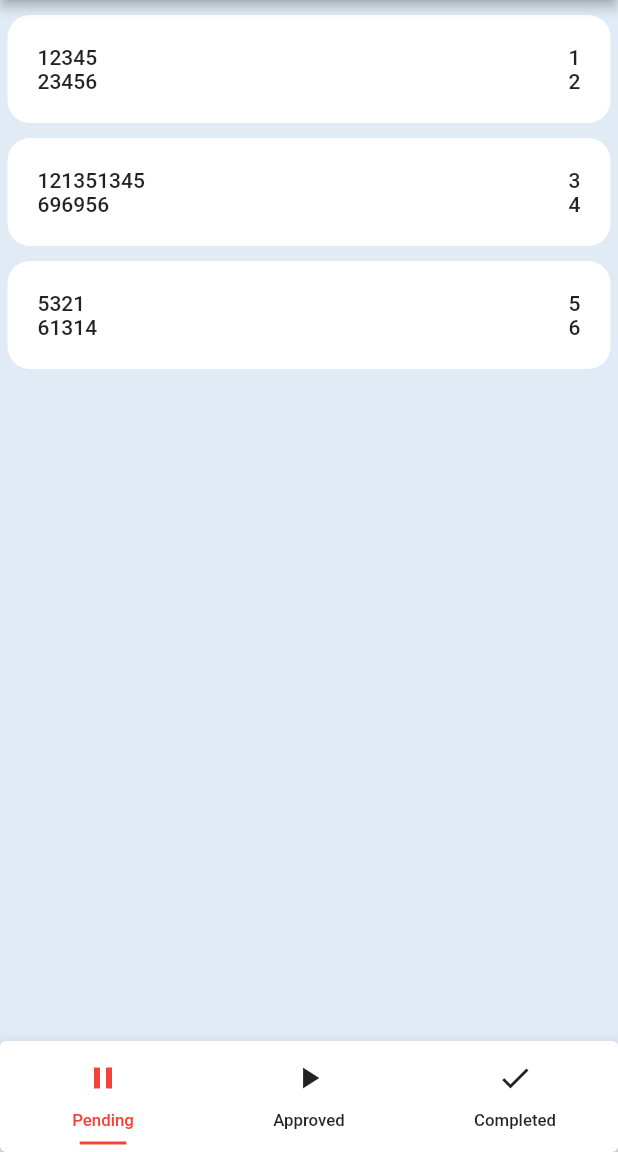
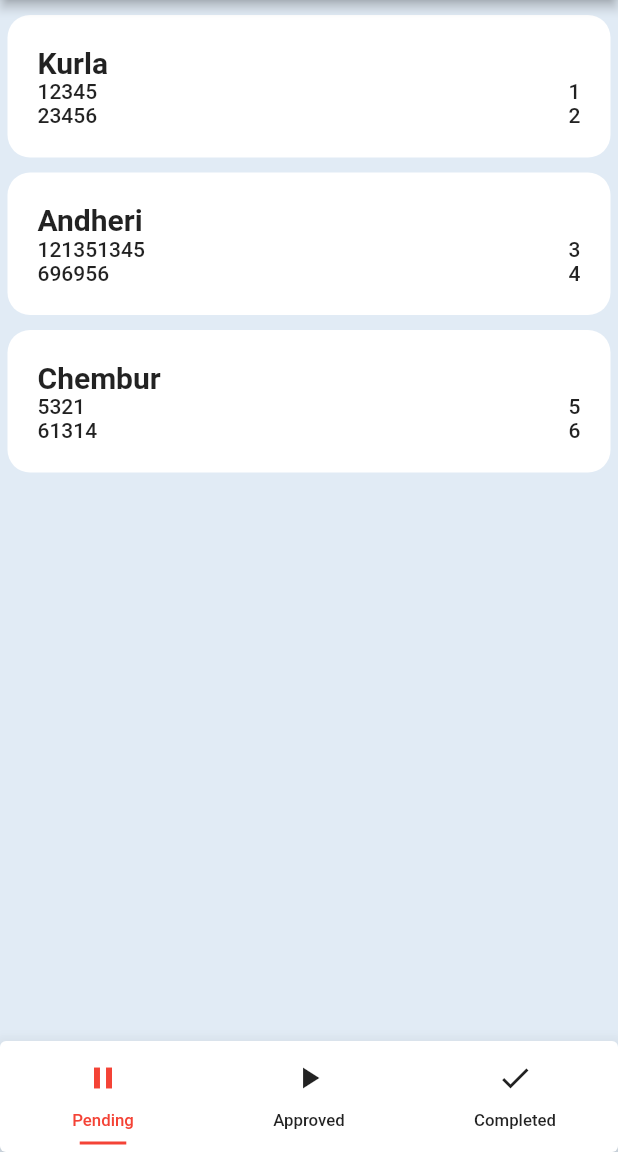
Before and after one commit to aggarwalvinayak/Hack-the-Crisis, a Flutter app: the screen it shows after launch, on a phone screen of 412 x 824 dp, the part 84-1236 px from its top. Run offline on Flutter 3.47's test engine with Material 2 defaults, Android fonts, the light colour scheme and no system bars; our stand-ins replace dio, flutter_spinkit, shared_preferences.

Commit message:
added order page

```diff
--- a/Frontend/shop/lib/models/order.dart
+++ b/Frontend/shop/lib/models/order.dart
@@ -2,19 +2,39 @@ enum Status { PENDING, APPROVED, COMPLETED }
 
 class Order {
   //Orders (Item#, Shop#, Aadhar#, ToLoc, DeliveryStatus, Quantity)
-  final List<String> itemId;
-  final String shopId;
-  final String aadharNo;
-  final List<int> quantity;
-  final Status status; //String strStatus = status.toString().split('.').last;
-  final String toLocation;
+  final List<String> _itemId;
+  final String _shopId;
+  final String _aadharNo;
+  final List<int> _quantity;
+  Status _status; //String strStatus = status.toString().split('.').last;
+  final String _toLocation;
+
+  get getStatus {
+    return _status;
+  }
+
+  get getToLocation {
+    return _toLocation;
+  }
+
+  get getItemId {
+    return _itemId;
+  }
+
+  get getQuantity {
+    return _quantity;
+  }
+
+  void setStatus(Status status) {
+    _status = status;
+  }
 
   Order.fromJson(Map<String, dynamic> json)
-      : itemId = json['itemId'],
-        shopId = json['shopId'],
-        aadharNo = json['aadharNo'],
-        quantity = json['quantity'],
-        status =
+      : _itemId = json['itemId'],
+        _shopId = json['shopId'],
+        _aadharNo = json['aadharNo'],
+        _quantity = json['quantity'],
+        _status =
             Status.values.firstWhere((element) => element.toString().split('.').last == json['status']),
-        toLocation = json['toLocation'];
+        _toLocation = json['toLocation'];
 }
--- a/Frontend/shop/lib/widgets/order_card.dart
+++ b/Frontend/shop/lib/widgets/order_card.dart
@@ -1,5 +1,6 @@
 import 'package:flutter/material.dart';
 import 'package:shop/models/order.dart';
+import 'package:shop/routes/order_page.dart';
 
 class OrderCard extends StatelessWidget {
   final Order order;
@@ -18,18 +19,22 @@ class OrderCard extends StatelessWidget {
             padding: EdgeInsets.all(20),
             splashColor: Colors.transparent,
             highlightColor: Colors.transparent,
-            onPressed: () {},
-            child: ListView.builder(
+            onPressed: () => Navigator.of(context).push(MaterialPageRoute(builder: (_) => OrderPage(order: order))),
+            child: Column(children: <Widget>[
+              Align(
+                  alignment: Alignment.topLeft,
+                  child:Text(order.getToLocation, style: TextStyle(fontSize: 20, fontWeight: FontWeight.bold))),
+              ListView.builder(
                   shrinkWrap: true,
-                itemCount: order.itemId.length,
+                  itemCount: order.getItemId.length,
                   itemBuilder: (context, index) {
                     return Row(
                         mainAxisAlignment: MainAxisAlignment.spaceBetween,
                         children: <Widget>[
-                      Text(order.itemId[index]),
-                      Text(order.quantity[index].toString())
-                    ],
-                  );
-                })));
+                          Text(order.getItemId[index]),
+                          Text(order.getQuantity[index].toString())
+                        ]);
+                  })
+            ])));
   }
 }
--- a/Frontend/shop/pubspec.yaml
+++ b/Frontend/shop/pubspec.yaml
@@ -19,9 +19,10 @@ environment:
 dependencies:
   flutter:
     sdk: flutter
-  http: ^0.12.0+4
+  dio: ^3.0.8
   shared_preferences: any
   provider: ^4.0.1
+  flutter_spinkit: ^4.1.2
   # The following adds the Cupertino Icons font to your application.
   # Use with the CupertinoIcons class for iOS style icons.
   cupertino_icons: ^0.1.2
```
Also changed, not shown: Frontend/shop/lib/routes/landing_page.dart (+8 -5 lines), Frontend/shop/lib/routes/order_page.dart (added, +59 -0 lines), Frontend/shop/lib/utilities/api_calls.dart (+21 -30 lines), Frontend/shop/pubspec.lock. Lines whose indentation alone changed are shown as unchanged.
